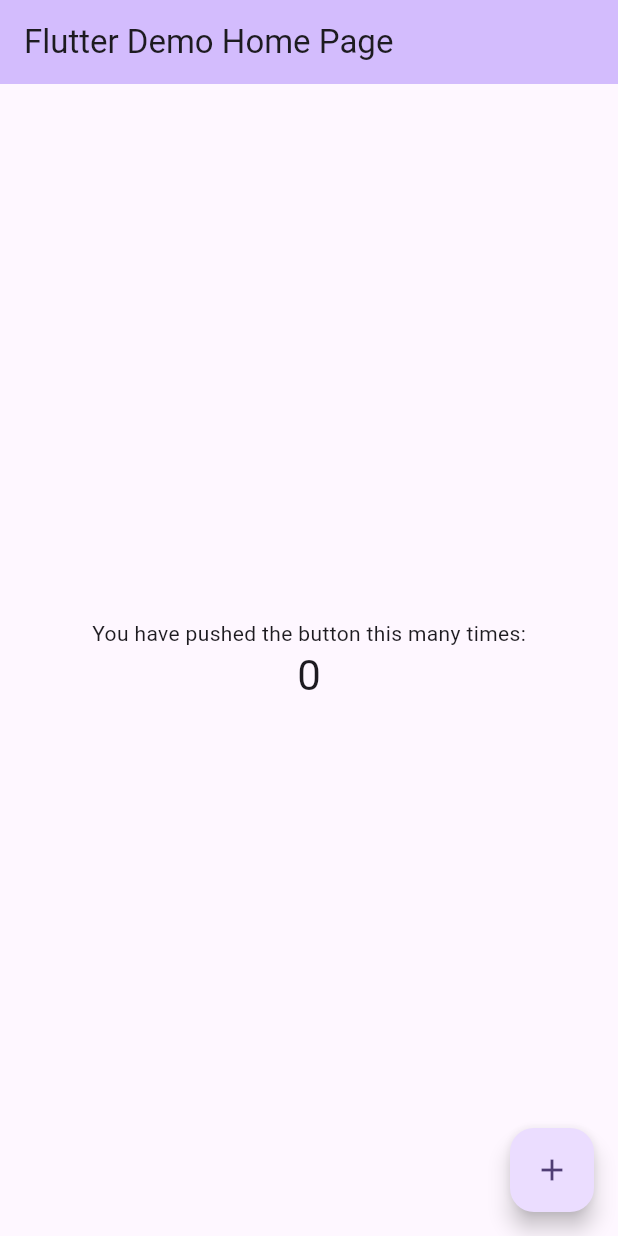
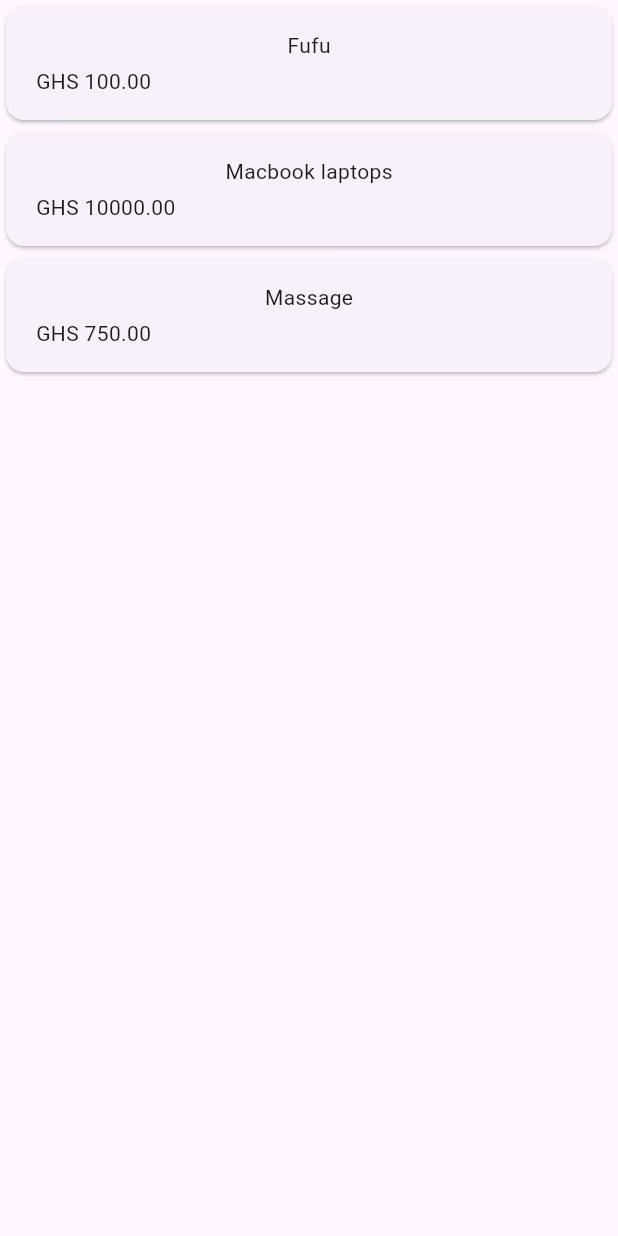
Before and after one commit to aobiri/expense_tracker_app, a Flutter app: the screen it shows after launch, on a phone screen of 412 x 824 dp. Run offline on Flutter 3.47's test engine with Material 3 defaults, Android fonts, the phone set to English and light mode, and no system bars.

Commit message:
Expenses init design

```diff
--- /dev/null
+++ b/lib/expenses.dart
@@ -0,0 +1,49 @@
+import 'package:expense_tracker_app/widgets/expenses_list.dart';
+import 'package:expense_tracker_app/model/expense.dart';
+import 'package:flutter/material.dart';
+
+class Expenses extends StatefulWidget {
+  const Expenses({super.key});
+
+  @override
+  State<StatefulWidget> createState() {
+    return _ExpensesState();
+  }
+}
+
+class _ExpensesState extends State<Expenses> {
+  final List<Expense> _savedExpenses = [
+    Expense(
+      title: 'Fufu',
+      amount: 100,
+      date: DateTime.now(),
+      category: Category.food,
+    ),
+    Expense(
+      title: 'Macbook laptops',
+      amount: 10000,
+      date: DateTime.now(),
+      category: Category.work,
+    ),
+    Expense(
+      title: 'Massage',
+      amount: 750,
+      date: DateTime.now(),
+      category: Category.leisure,
+    ),
+  ];
+
+  @override
+  Widget build(BuildContext context) {
+    // build returns a widget
+    return Scaffold(
+      body: Column(
+        children: [
+          Expanded(
+            child: ExpensesList(expenses: _savedExpenses),
+          ),
+        ],
+      ),
+    );
+  }
+}
--- a/lib/main.dart
+++ b/lib/main.dart
@@ -1,125 +1,8 @@
+import 'package:expense_tracker_app/Expenses.dart';
 import 'package:flutter/material.dart';
 
 void main() {
-  runApp(const MyApp());
+  runApp(
+    const MaterialApp(home: Expenses()), // home widget - home page
+  );
 }
-
-class MyApp extends StatelessWidget {
-  const MyApp({super.key});
-
-  // This widget is the root of your application.
-  @override
-  Widget build(BuildContext context) {
-    return MaterialApp(
-      title: 'Flutter Demo',
-      theme: ThemeData(
-        // This is the theme of your application.
-        //
-        // TRY THIS: Try running your application with "flutter run". You'll see
-        // the application has a purple toolbar. Then, without quitting the app,
-        // try changing the seedColor in the colorScheme below to Colors.green
-        // and then invoke "hot reload" (save your changes or press the "hot
-        // reload" button in a Flutter-supported IDE, or press "r" if you used
-        // the command line to start the app).
-        //
-        // Notice that the counter didn't reset back to zero; the application
-        // state is not lost during the reload. To reset the state, use hot
-        // restart instead.
-        //
-        // This works for code too, not just values: Most code changes can be
-        // tested with just a hot reload.
-        colorScheme: ColorScheme.fromSeed(seedColor: Colors.deepPurple),
-        useMaterial3: true,
-      ),
-      home: const MyHomePage(title: 'Flutter Demo Home Page'),
-    );
-  }
-}
-
-class MyHomePage extends StatefulWidget {
-  const MyHomePage({super.key, required this.title});
-
-  // This widget is the home page of your application. It is stateful, meaning
-  // that it has a State object (defined below) that contains fields that affect
-  // how it looks.
-
-  // This class is the configuration for the state. It holds the values (in this
-  // case the title) provided by the parent (in this case the App widget) and
-  // used by the build method of the State. Fields in a Widget subclass are
-  // always marked "final".
-
-  final String title;
-
-  @override
-  State<MyHomePage> createState() => _MyHomePageState();
-}
-
-class _MyHomePageState extends State<MyHomePage> {
-  int _counter = 0;
-
-  void _incrementCounter() {
-    setState(() {
-      // This call to setState tells the Flutter framework that something has
-      // changed in this State, which causes it to rerun the build method below
-      // so that the display can reflect the updated values. If we changed
-      // _counter without calling setState(), then the build method would not be
-      // called again, and so nothing would appear to happen.
-      _counter++;
-    });
-  }
-
-  @override
-  Widget build(BuildContext context) {
-    // This method is rerun every time setState is called, for instance as done
-    // by the _incrementCounter method above.
-    //
-    // The Flutter framework has been optimized to make rerunning build methods
-    // fast, so that you can just rebuild anything that needs updating rather
-    // than having to individually change instances of widgets.
-    return Scaffold(
-      appBar: AppBar(
-        // TRY THIS: Try changing the color here to a specific color (to
-        // Colors.amber, perhaps?) and trigger a hot reload to see the AppBar
-        // change color while the other colors stay the same.
-        backgroundColor: Theme.of(context).colorScheme.inversePrimary,
-        // Here we take the value from the MyHomePage object that was created by
-        // the App.build method, and use it to set our appbar title.
-        title: Text(widget.title),
-      ),
-      body: Center(
-        // Center is a layout widget. It takes a single child and positions it
-        // in the middle of the parent.
-        child: Column(
-          // Column is also a layout widget. It takes a list of children and
-          // arranges them vertically. By default, it sizes itself to fit its
-          // children horizontally, and tries to be as tall as its parent.
-          //
-          // Column has various properties to control how it sizes itself and
-          // how it positions its children. Here we use mainAxisAlignment to
-          // center the children vertically; the main axis here is the vertical
-          // axis because Columns are vertical (the cross axis would be
-          // horizontal).
-          //
-          // TRY THIS: Invoke "debug painting" (choose the "Toggle Debug Paint"
-          // action in the IDE, or press "p" in the console), to see the
-          // wireframe for each widget.
-          mainAxisAlignment: MainAxisAlignment.center,
-          children: <Widget>[
-            const Text(
-              'You have pushed the button this many times:',
-            ),
-            Text(
-              '$_counter',
-              style: Theme.of(context).textTheme.headlineMedium,
-            ),
-          ],
-        ),
-      ),
-      floatingActionButton: FloatingActionButton(
-        onPressed: _incrementCounter,
-        tooltip: 'Increment',
-        child: const Icon(Icons.add),
-      ), // This trailing comma makes auto-formatting nicer for build methods.
-    );
-  }
-}
--- /dev/null
+++ b/lib/model/expense.dart
@@ -0,0 +1,22 @@
+import 'package:uuid/uuid.dart';
+
+const uuid = Uuid();
+
+// enum is used to create custom properties with fixed values, like categories
+enum Category { food, travel, leisure, work }
+
+class Expense {
+  Expense({
+    required this.title,
+    required this.amount,
+    required this.date,
+    required this.category,
+  }) : id = uuid.v4();
+  // Initializer Lists - this would initialize the value of id anytime the object (the constructor) is created.
+
+  final String id;
+  final String title;
+  final double amount;
+  final DateTime date;
+  final Category category;
+}
--- /dev/null
+++ b/lib/widgets/expense_item.dart
@@ -0,0 +1,32 @@
+import 'package:expense_tracker_app/model/expense.dart';
+import 'package:flutter/material.dart';
+
+class ExpenseItem extends StatelessWidget {
+  const ExpenseItem(this.expense, {super.key});
+
+  final Expense expense;
+
+  @override
+  Widget build(BuildContext context) {
+    return Card(
+      child: Padding(
+        padding: const EdgeInsets.symmetric(horizontal: 20, vertical: 16),
+        child: Column(
+          children: [
+            Text(expense.title),
+            const SizedBox(
+              height: 4,
+            ),
+            Row(
+              children: [
+                //converts number to double(2 decimal places and represents it as string)
+                Text('GHS ${expense.amount.toStringAsFixed(2)}'),
+                //Text('$ ${expense.amount.toStringAsFixed(2)}'),
+              ],
+            ),
+          ],
+        ),
+      ),
+    );
+  }
+}
--- /dev/null
+++ b/lib/widgets/expenses_list.dart
@@ -0,0 +1,22 @@
+import 'package:expense_tracker_app/model/expense.dart';
+import 'package:expense_tracker_app/widgets/expense_item.dart';
+import 'package:flutter/material.dart';
+
+class ExpensesList extends StatelessWidget {
+  const ExpensesList({super.key, required this.expenses});
+
+  final List<Expense> expenses;
+
+  @override
+  Widget build(BuildContext context) {
+    // ListView.builder is appropriate for lists with unknown number of list items
+    // it is scrollable and creates the list items only when they are in view or about to become visible
+    // This makes it a much more suitable widget than Column in displaying list items - improves app performance.
+    return ListView.builder(
+      itemCount: expenses.length,
+      itemBuilder: (context, index) => ExpenseItem(
+        expenses[index],
+      ),
+    );
+  }
+}
--- a/pubspec.yaml
+++ b/pubspec.yaml
@@ -35,6 +35,7 @@ dependencies:
   # The following adds the Cupertino Icons font to your application.
   # Use with the CupertinoIcons class for iOS style icons.
   cupertino_icons: ^1.0.6
+  uuid: ^4.4.0
 
 dev_dependencies:
   flutter_test:
```
Also changed, not shown: pubspec.lock, 1 other file.
